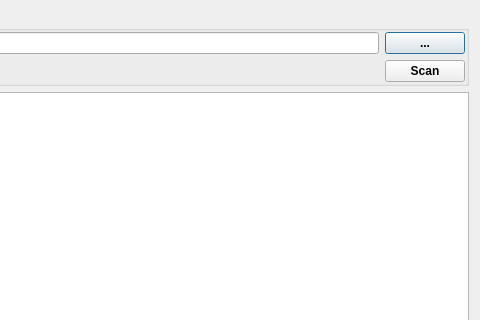
First picture: the form in dialogdiescandirectory.ui, repository horsicq/die_widget, before the edit; both pictures show x 245 to 725 and y 0 to 320 of the 725 by 478 pixel window.
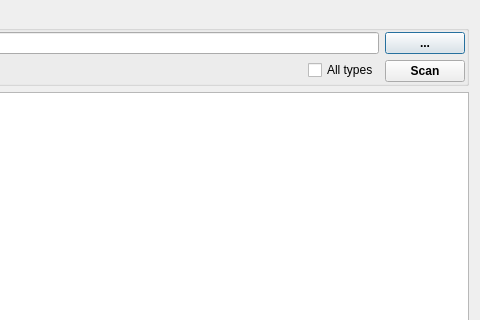
Second picture: the form after the edit.

```diff
--- a/dialogdiescandirectory.ui
+++ b/dialogdiescandirectory.ui
@@ -81,6 +81,13 @@
             </property>
            </spacer>
           </item>
+          <item>
+           <widget class="QCheckBox" name="checkBoxAllTypesScan">
+            <property name="text">
+             <string>All types</string>
+            </property>
+           </widget>
+          </item>
          </layout>
         </item>
        </layout>
```
Left out of the diff: 2 changed lines with no effect on the pictures.
